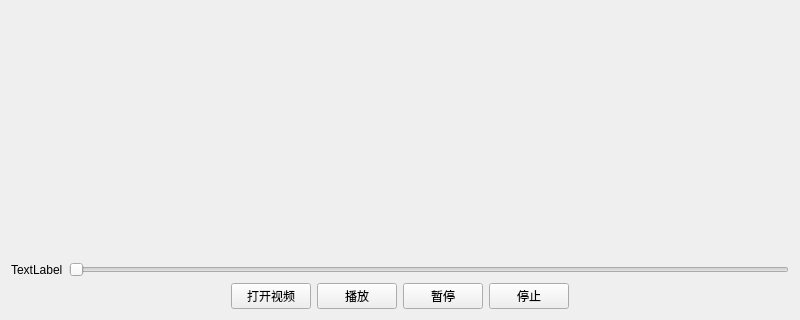
Above: fromNing/QtPlayer/VLCWidget.ui from Exusiaie/QtPlayer_BaseOnLVC before the change; both pictures show x 0 to 800 and y 280 to 600 of the 800 by 600 pixel window. Below: the same form after it.
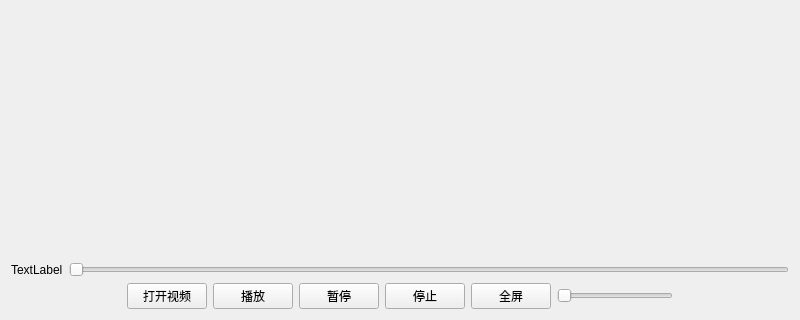
That is the form after the change.

The edit to the form file:
```diff
--- a/fromNing/QtPlayer/VLCWidget.ui
+++ b/fromNing/QtPlayer/VLCWidget.ui
@@ -80,6 +80,20 @@
          </property>
         </widget>
        </item>
+       <item>
+        <widget class="QPushButton" name="btnFullScreen">
+         <property name="text">
+          <string>全屏</string>
+         </property>
+        </widget>
+       </item>
+       <item>
+        <widget class="QSlider" name="volumeSlider">
+         <property name="orientation">
+          <enum>Qt::Horizontal</enum>
+         </property>
+        </widget>
+       </item>
        <item>
         <spacer name="horizontalSpacer_2">
          <property name="orientation">
```
Left out of the diff: 4 changed lines with no effect on the pictures.
